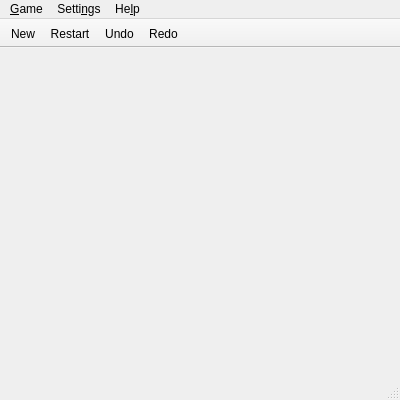
The window that mainwindow.ui (linyinfeng/klotski) describes before a commit, drawn with Qt 5.
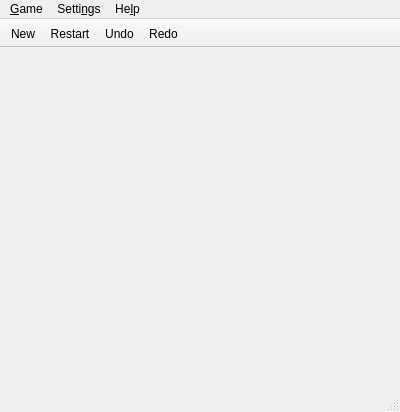
The same window after the commit. Icons and pictures are not drawn.

Diff of the .ui file:
```diff
--- a/mainwindow.ui
+++ b/mainwindow.ui
@@ -7,7 +7,7 @@
     <x>0</x>
     <y>0</y>
     <width>400</width>
-    <height>264</height>
+    <height>412</height>
    </rect>
   </property>
   <property name="windowTitle">
```
Left out of the diff: 1 changed line with no effect on the pictures.
